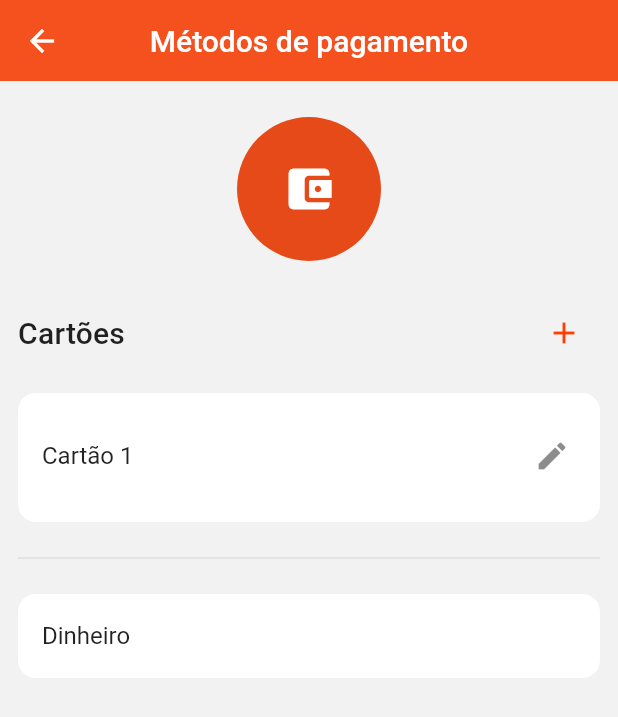
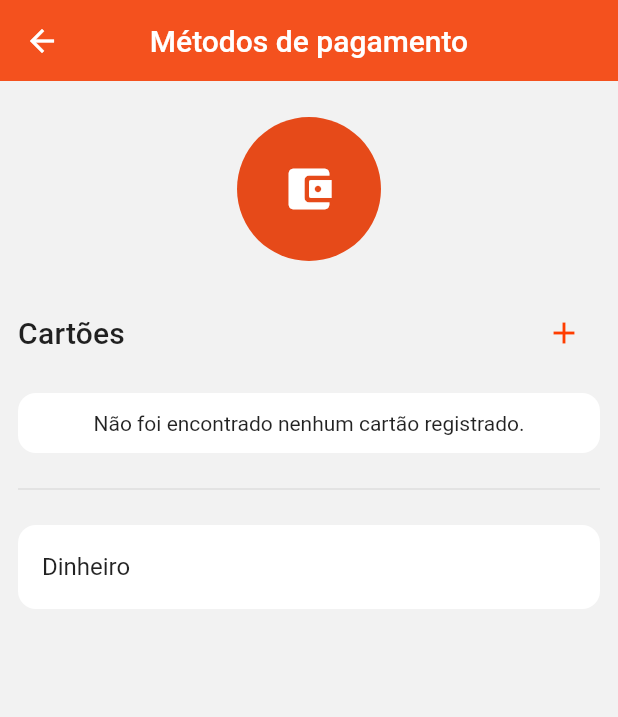
Before and after one commit to mf-tech-solutions/myfood-temp, a Flutter app: the PaymentMethodsScreen screen opened by its route, on a phone screen of 412 x 824 dp. Shown: the top 717 px of the screen. Run offline on Flutter 3.47's test engine with Material 2 defaults, Android fonts, the phone set to English and light mode, and no system bars; our stand-ins replace flutter_redux, mask_text_input_formatter, redux, redux_thunk; accounts and stored records are empty.

Commit message:
placed card list on CartState

```diff
--- a/lib/modules/cart/components/formatters.dart
+++ b/lib/modules/cart/components/formatters.dart
@@ -6,8 +6,6 @@ class CpfFormatter extends MaskTextInputFormatter {
   }) : super(mask: '###.###.###-##');
 }
 
-class CreditCardLastDigitsFormatter extends MaskTextInputFormatter {
-  CreditCardLastDigitsFormatter(
-    String cardLastDigits,
-  ) : super(mask: '**** ####');
+class UserCardLastDigitsFormatter extends MaskTextInputFormatter {
+  UserCardLastDigitsFormatter() : super(mask: '**** ####');
 }
--- /dev/null
+++ b/lib/modules/cart/components/payment_methods/card_list.dart
@@ -0,0 +1,87 @@
+import 'package:MyFood/modules/cart/store/actionCreators.dart';
+import 'package:MyFood/modules/cart/store/state.dart';
+import 'package:flutter/material.dart';
+import 'package:flutter_redux/flutter_redux.dart';
+
+import '../../models/card.dart';
+import '../../../../constants.dart';
+import '../../../../store/state.dart';
+import '../formatters.dart';
+
+class CardList extends StatelessWidget {
+  final _cardFormatter = UserCardLastDigitsFormatter();
+
+  CardList() {
+    getUserCards();
+  }
+
+  Widget get _loader {
+    return Center(
+      child: CircularProgressIndicator(),
+    );
+  }
+
+  Widget get _noCards {
+    return Center(
+      child: Text('Não foi encontrado nenhum cartão registrado.'),
+    );
+  }
+
+  Widget _buildCardList(List<UserCard> cards) {
+    return ListView.separated(
+      shrinkWrap: true,
+      physics: NeverScrollableScrollPhysics(),
+      itemCount: cards.length,
+      itemBuilder: (_, index) => _cardItemBuilder(cards[index]),
+      separatorBuilder: _separatorBuilder,
+    );
+  }
+
+  Widget _cardItemBuilder(UserCard card) {
+    return ListTile(
+      contentPadding: EdgeInsets.fromLTRB(16, 2, 12, 4),
+      title: Text(_cardFormatter.maskText(card.lastDigits)),
+      leading: Icon(Icons.credit_card_rounded),
+      trailing: InkWell(
+        borderRadius: BorderRadius.circular(24),
+        child: Padding(
+          padding: const EdgeInsets.all(8.0),
+          child: Icon(Icons.edit_rounded),
+        ),
+        onTap: () {},
+      ),
+      onTap: () {},
+    );
+  }
+
+  Widget _separatorBuilder(_, __) => Divider(height: 0);
+
+  @override
+  Widget build(BuildContext context) {
+    final padding = EdgeInsets.symmetric(vertical: 12);
+
+    return Card(
+      child: Padding(
+        padding: padding,
+        child: StoreConnector<AppState, CartState>(
+          converter: (store) => store.state.cartState,
+          builder: (_, state) {
+            final cards = state.cards;
+            if (cards == null) return Container();
+
+            if (state.loadingCards) return _loader;
+
+            return AnimatedCrossFade(
+              firstChild: _noCards,
+              secondChild: _buildCardList(cards),
+              crossFadeState: cards.length == 0
+                  ? CrossFadeState.showFirst
+                  : CrossFadeState.showSecond,
+              duration: Constants.widgetTransitionDuration,
+            );
+          },
+        ),
+      ),
+    );
+  }
+}
--- /dev/null
+++ b/lib/modules/cart/models/card.dart
@@ -0,0 +1,12 @@
+import 'package:flutter/material.dart';
+
+@immutable
+class UserCard {
+  final String lastDigits;
+
+  UserCard({@required this.lastDigits});
+
+  factory UserCard.fromJson(Map<String, dynamic> json) {
+    return UserCard(lastDigits: json['cardNumber']);
+  }
+}
--- a/lib/modules/cart/store/state.dart
+++ b/lib/modules/cart/store/state.dart
@@ -1,4 +1,6 @@
 import 'package:flutter/material.dart' show immutable, required;
+
+import '../models/card.dart';
 import '../models/cart_product.dart';
 
 @immutable
@@ -6,25 +8,36 @@ class CartState {
   final List<CartProduct> products;
   final bool isDeliver;
 
+  final List<UserCard> cards;
+  final bool loadingCards;
+
   CartState({
     @required this.products,
     @required this.isDeliver,
+    @required this.cards,
+    @required this.loadingCards,
   });
 
   factory CartState.initial() {
     return CartState(
       products: [],
       isDeliver: true,
+      cards: [],
+      loadingCards: false,
     );
   }
 
   CartState copyWith({
     List<CartProduct> products,
     bool isDeliver,
+    List<UserCard> cards,
+    bool loadingCards,
   }) {
     return CartState(
       products: products ?? this.products,
       isDeliver: isDeliver ?? this.isDeliver,
+      cards: cards ?? this.cards,
+      loadingCards: loadingCards ?? this.loadingCards,
     );
   }
 }
--- a/lib/modules/user/components/payment_methods/card_list.dart
+++ /dev/null
@@ -1,65 +0,0 @@
-import 'dart:math';
-
-import 'package:MyFood/constants.dart';
-import 'package:MyFood/modules/user/store/state.dart';
-import 'package:MyFood/store/state.dart';
-import 'package:flutter/material.dart';
-import 'package:flutter_redux/flutter_redux.dart';
-
-class CardList extends StatelessWidget {
-  Widget get noCards {
-    return Center(
-      child: Text('Não foi encontrado nenhum cartão registrado.'),
-    );
-  }
-
-  Widget _cardItemBuilder(_, int index) {
-    return ListTile(
-      contentPadding: EdgeInsets.fromLTRB(16, 2, 12, 4),
-      title: Text('Cartão ${index + 1}'),
-      trailing: InkWell(
-        borderRadius: BorderRadius.circular(24),
-        child: Padding(
-          padding: const EdgeInsets.all(8.0),
-          child: Icon(Icons.edit_rounded),
-        ),
-        onTap: () {},
-      ),
-      onTap: () {},
-    );
-  }
-
-  Widget _separatorBuilder(_, __) => Divider(height: 0);
-
-  @override
-  Widget build(BuildContext context) {
-    final padding = EdgeInsets.symmetric(vertical: 12);
-
-    return Card(
-      child: Padding(
-        padding: padding,
-        child: StoreConnector<AppState, UserState>(
-          converter: (store) => store.state.authState,
-          builder: (_, auth) {
-            final length = Random().nextBool() ? 1 : 0;
-
-            return AnimatedCrossFade(
-              firstChild: noCards,
-              secondChild: ListView.separated(
-                shrinkWrap: true,
-                physics: NeverScrollableScrollPhysics(),
-                itemCount: length,
-                itemBuilder: _cardItemBuilder,
-                separatorBuilder: _separatorBuilder,
-              ),
-              crossFadeState: length == 0
-                  ? CrossFadeState.showFirst
-                  : CrossFadeState.showSecond,
-              duration: Constants.widgetTransitionDuration,
-            );
-          },
-        ),
-      ),
-    );
-  }
-}
--- a/lib/screens/user/payment_methods.dart
+++ b/lib/screens/user/payment_methods.dart
@@ -1,6 +1,6 @@
-import 'package:MyFood/modules/user/components/payment_methods/card_list.dart';
 import 'package:flutter/material.dart';
 
+import '../../modules/cart/components/payment_methods/card_list.dart';
 import '../../components/large_icon_avatar.dart';
 import '../../components/app_bar/app_bar.dart';
 
```
Also changed, not shown: lib/modules/cart/components/cart_screen/payment_section.dart (+18 -16 lines), lib/modules/cart/service.dart (+22 -0 lines), lib/modules/cart/store/actionCreators.dart (+12 -0 lines), lib/modules/cart/store/actions.dart (+23 -1 lines), lib/modules/cart/store/reducer.dart (+20 -0 lines).
